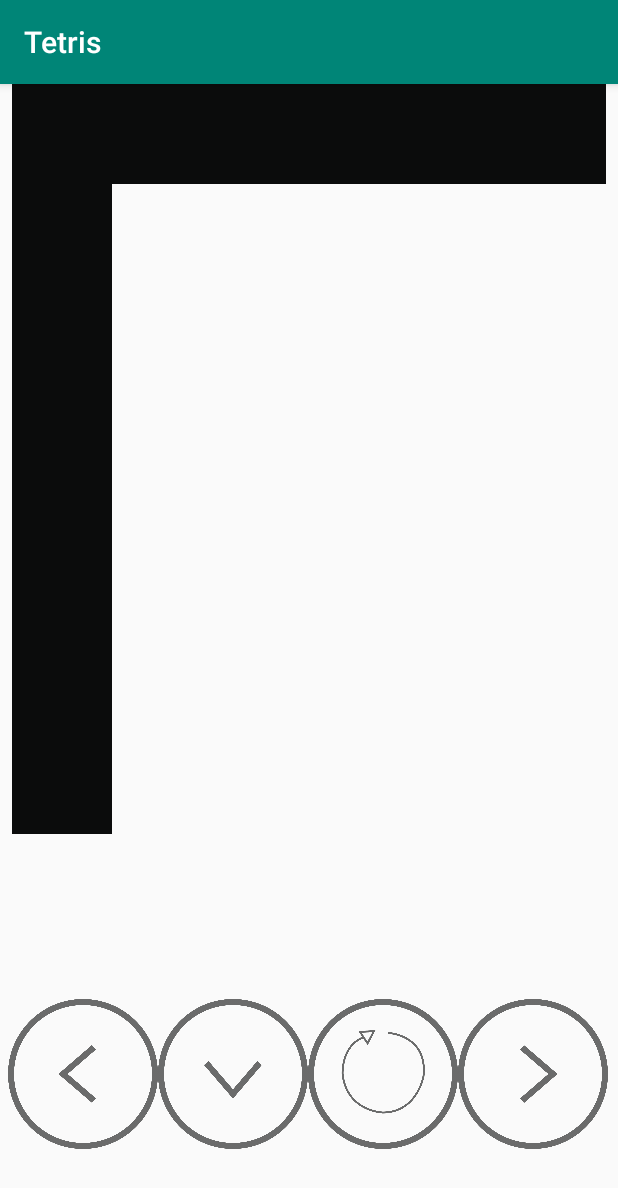
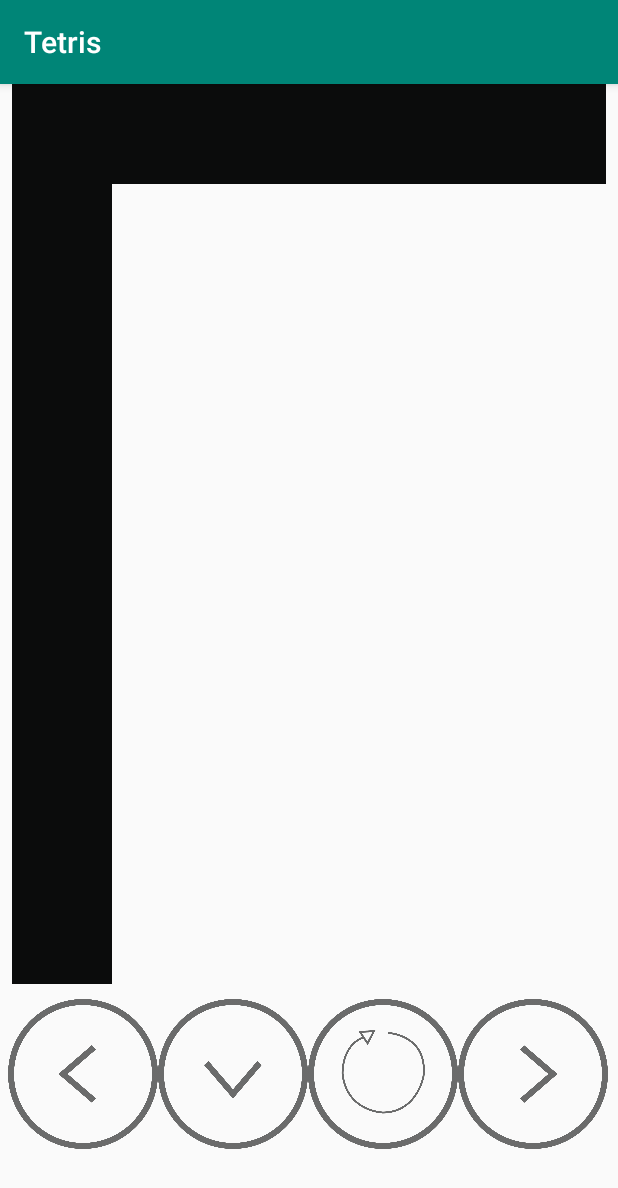
Before and after one commit to FA250/TetrisAndroid, an Android app: the screen it shows after launch (MainActivity), on a phone screen of 412 x 824 dp. Shown: the top 1188 px of the screen. Run offline under Robolectric (Android 15) with nearby library versions, the phone set to English and light mode, and no system bars.

Commit message:
Detalles de finalizacion

```diff
--- a/app/src/main/res/layout/activity_main.xml
+++ b/app/src/main/res/layout/activity_main.xml
@@ -10,10 +10,10 @@
     <android.support.v7.widget.GridLayout
         android:id="@+id/Tablero"
         android:layout_width="match_parent"
-        android:layout_height="500dp"
+        android:layout_height="600dp"
         android:layout_marginStart="8dp"
         android:layout_marginEnd="8dp"
-        android:layout_marginBottom="110dp"
+        android:layout_marginBottom="10dp"
         app:columnCount="10"
         app:layout_constraintBottom_toBottomOf="parent"
         app:layout_constraintEnd_toEndOf="parent"
--- a/app/src/main/res/layout/options_menu.xml
+++ /dev/null
@@ -1,6 +0,0 @@
-<?xml version="1.0" encoding="utf-8"?>
-<android.support.constraint.ConstraintLayout
-    xmlns:android="http://schemas.android.com/apk/res/android" android:layout_width="match_parent"
-    android:layout_height="match_parent">
-
-</android.support.constraint.ConstraintLayout>
```
Also changed, not shown: app/src/main/java/itcr/fph/tetris/MainActivity.java (+4 -16 lines).
